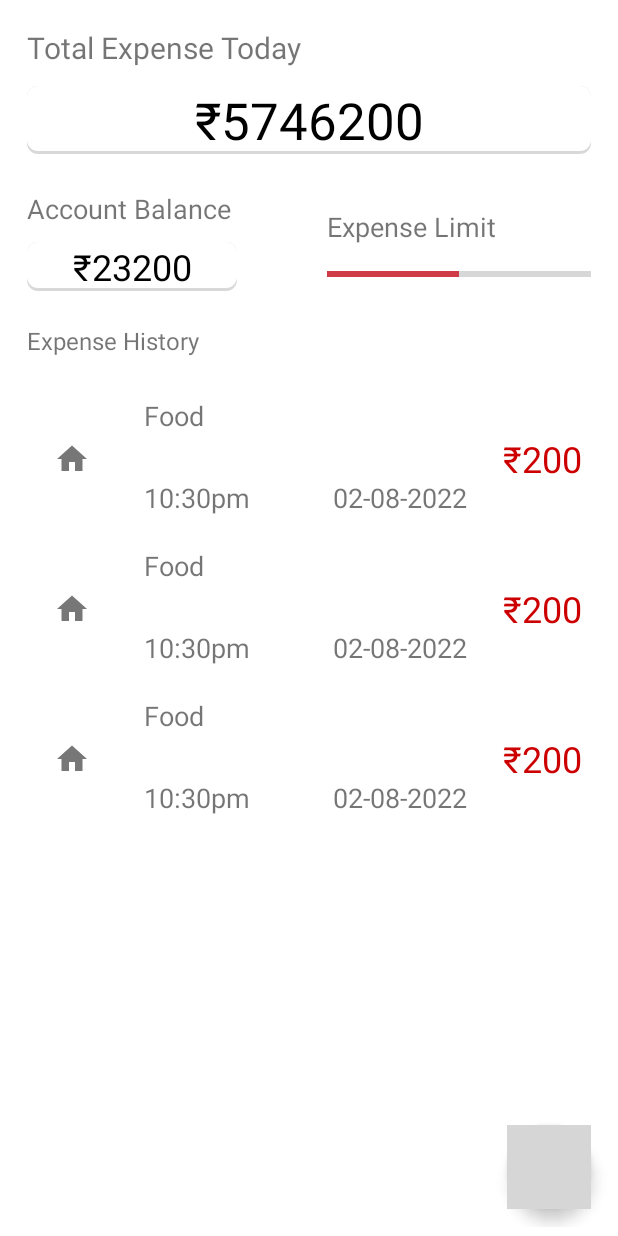
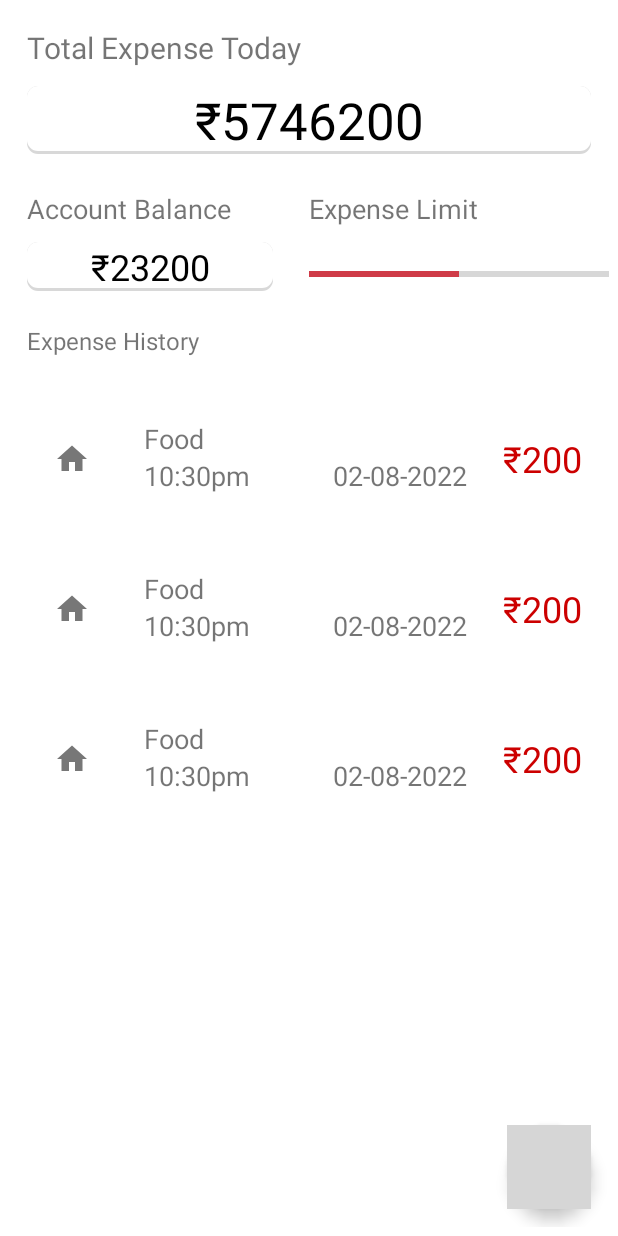
Before and after one commit to Sarath-Sivakumar/Fury, an Android app: the layout fragment_exp__tracker.xml on its own in the app's theme, with its tools: preview values and no code run, on a phone screen of 412 x 824 dp. Run offline under Robolectric (Android 15) with nearby library versions, the phone set to English and light mode, and no system bars; Roboto replaces fonts that are not available here; grey boxes are pictures that could not be loaded.

Commit message:
21th commit

```diff
--- a/app/src/main/java/app/personal/fury/UI/Exp_Tracker.java
+++ b/app/src/main/java/app/personal/fury/UI/Exp_Tracker.java
@@ -8,6 +8,9 @@ import android.view.LayoutInflater;
 import android.view.View;
 import android.view.ViewGroup;
 
+import com.google.android.material.floatingactionbutton.FloatingActionButton;
+
+import app.personal.Utls.Commons;
 import app.personal.fury.R;
 
 /**
@@ -21,6 +24,7 @@ public class Exp_Tracker extends Fragment {
     // the fragment initialization parameters, e.g. ARG_ITEM_NUMBER
     private static final String ARG_PARAM1 = "param1";
     private static final String ARG_PARAM2 = "param2";
+    private FloatingActionButton fltBtn;
 
     // TODO: Rename and change types of parameters
     private String mParam1;
@@ -57,10 +61,17 @@ public class Exp_Tracker extends Fragment {
         }
     }
 
+    private void init(View v){
+        fltBtn = v.findViewById(R.id.exp_actionBtn);
+        fltBtn.setOnClickListener(v1-> Commons.SnackBar(v,"Replace with a actual method"));
+    }
+
     @Override
     public View onCreateView(LayoutInflater inflater, ViewGroup container,
                              Bundle savedInstanceState) {
         // Inflate the layout for this fragment
-        return inflater.inflate(R.layout.fragment_exp__tracker, container, false);
+        View v = inflater.inflate(R.layout.fragment_exp__tracker, container, false);
+        init(v);
+        return v;
     }
 }
--- a/app/src/main/res/layout/exp_list_item.xml
+++ b/app/src/main/res/layout/exp_list_item.xml
@@ -20,18 +20,17 @@
         <TextView
             android:id="@+id/itemTitle"
             android:layout_width="match_parent"
-            android:layout_height="0dp"
+            android:layout_height="wrap_content"
             android:text="Food"
             android:paddingStart="12dp"
+            android:paddingTop="24dp"
             android:paddingEnd="0dp"
             android:textSize="18sp"
-            android:gravity="bottom|start"
-            android:layout_weight="0.5" />
+            android:gravity="bottom|start" />
 
         <LinearLayout
             android:layout_width="match_parent"
-            android:layout_height="0dp"
-            android:layout_weight="1"
+            android:layout_height="wrap_content"
             android:orientation="horizontal">
 
             <TextView
--- a/app/src/main/res/layout/fragment_exp__tracker.xml
+++ b/app/src/main/res/layout/fragment_exp__tracker.xml
@@ -61,15 +61,15 @@
                     android:textSize="18sp" />
 
                 <TextView
-                    android:layout_width="140dp"
-                    android:layout_height="wrap_content"
+                    android:layout_width="match_parent"
+                    android:layout_height="match_parent"
                     android:layout_marginBottom="10dp"
                     android:layout_marginStart="12dp"
+                    android:layout_marginEnd="24dp"
                     android:text="₹23200"
                     android:textAlignment="center"
                     android:textColor="@color/black"
                     android:background="@drawable/tv_back"
-
                     android:textSize="24sp" />
 
             </LinearLayout>
@@ -77,7 +77,6 @@
                 android:layout_width="0dp"
                 android:layout_height="match_parent"
                 android:layout_weight="1"
-                android:padding="12dp"
                 android:orientation="vertical">
 
                 <TextView
@@ -85,6 +84,7 @@
                     android:layout_height="wrap_content"
                     android:layout_marginBottom="10dp"
                     android:layout_marginTop="12dp"
+                    android:layout_gravity="top"
                     android:text="Expense Limit"
                     android:textSize="18sp" />
 
--- a/app/src/main/res/values-night/themes.xml
+++ b/app/src/main/res/values-night/themes.xml
@@ -12,7 +12,8 @@
         <!--Color of item inside floating action button-->
         <item name="colorOnSecondary">@color/black</item>
         <!-- Status bar color. -->
-        <item name="android:statusBarColor" tools:targetApi="l">?attr/colorPrimaryVariant</item>
+        <item name="android:statusBarColor" tools:targetApi="l">@color/black</item>
+        <item name="android:windowLightStatusBar">false</item>
         <!-- Customize your theme here. -->
         <item name="fontFamily">@font/kanit_semibold</item>
     </style>
--- a/app/src/main/res/values/themes.xml
+++ b/app/src/main/res/values/themes.xml
@@ -11,7 +11,8 @@
         <!--Color of item inside floating action button-->
         <item name="colorOnSecondary">@color/white</item>
         <!-- Status bar color. -->
-        <item name="android:statusBarColor" tools:targetApi="l">?attr/colorPrimaryVariant</item>
+        <item name="android:statusBarColor" tools:targetApi="l">@color/white</item>
+        <item name="android:windowLightStatusBar">true</item>
         <!-- Customize your theme here. -->
         <item name="fontFamily">@font/kanit_semibold</item>
     </style>
```
